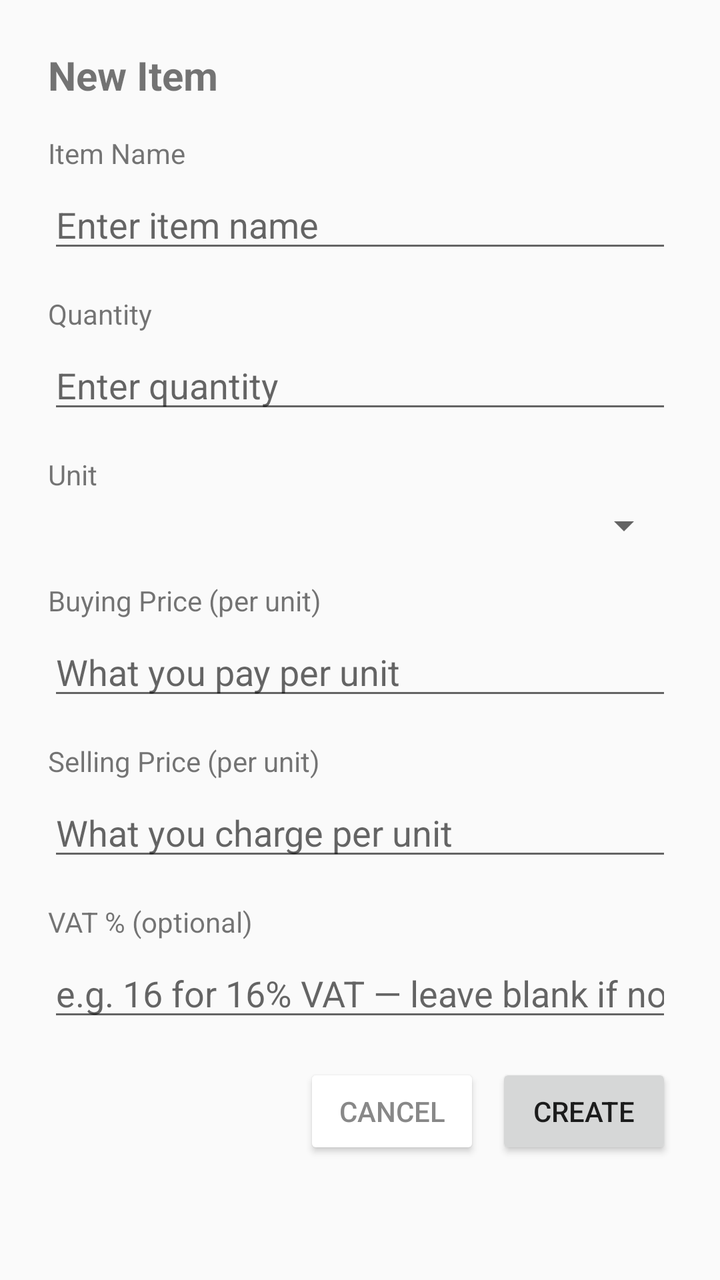
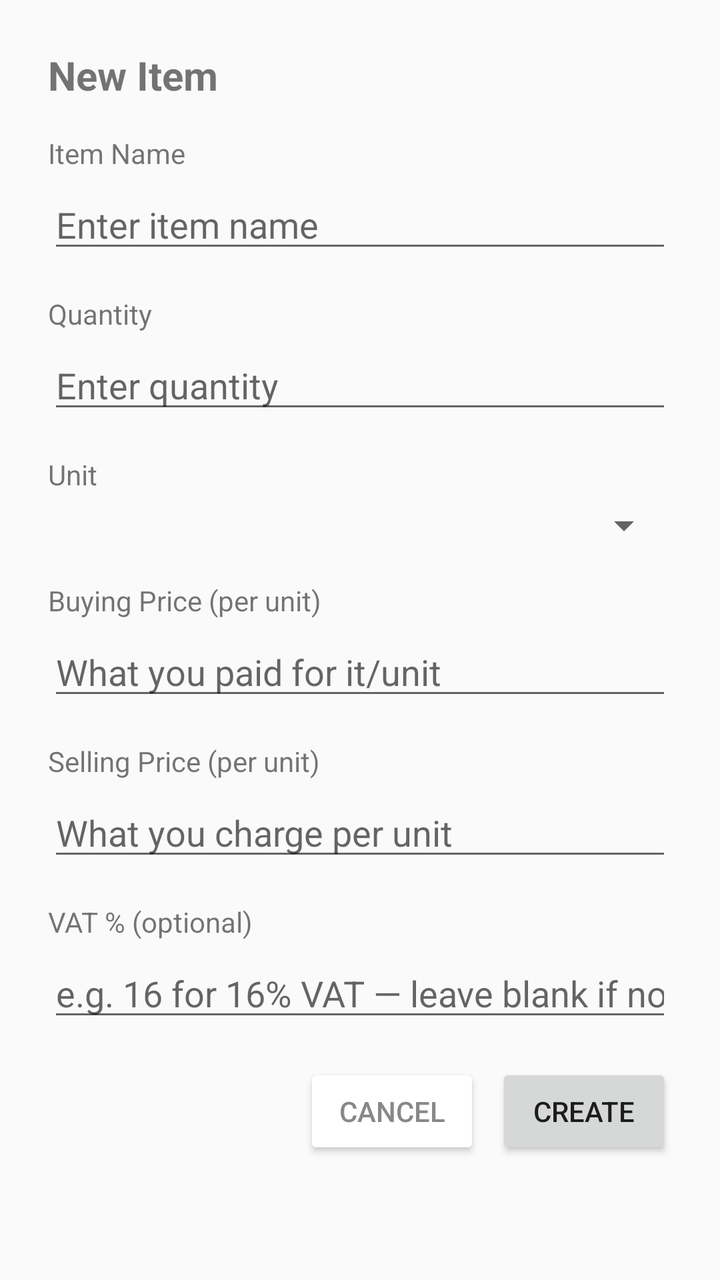

The first picture is an Android layout as it rendered before a commit; the second is the same layout after the commit. The layout source and the unified diff follow.
<!-- AndroidManifest.xml: application theme Theme.AppCompat.Light.NoActionBar -->
<!-- res/layout/dialog_new_inventory.xml -->
<?xml version="1.0" encoding="utf-8"?>
<ScrollView xmlns:android="http://schemas.android.com/apk/res/android"
    android:layout_width="match_parent"
    android:layout_height="wrap_content">

    <LinearLayout
        android:layout_width="match_parent"
        android:layout_height="wrap_content"
        android:orientation="vertical"
        android:padding="24dp">

        <TextView
            android:layout_width="wrap_content"
            android:layout_height="wrap_content"
            android:text="New Item"
            android:textSize="20sp"
            android:textStyle="bold"
            android:layout_marginBottom="16dp"/>

        
        <LinearLayout
            android:id="@+id/llInventoryDialogErrors"
            android:layout_width="match_parent"
            android:layout_height="wrap_content"
            android:orientation="vertical"
            android:visibility="gone"
            android:layout_marginBottom="12dp"/>

        
        <TextView
            android:layout_width="wrap_content"
            android:layout_height="wrap_content"
            android:text="Item Name"
            android:textSize="14sp"
            android:layout_marginBottom="4dp"/>

        <EditText
            android:id="@+id/etInventoryName"
            android:layout_width="match_parent"
            android:layout_height="wrap_content"
            android:hint="Enter item name"
            android:inputType="textCapWords"
            android:layout_marginBottom="16dp"/>

        
        <TextView
            android:layout_width="wrap_content"
            android:layout_height="wrap_content"
            android:text="Quantity"
            android:textSize="14sp"
            android:layout_marginBottom="4dp"/>

        <EditText
            android:id="@+id/etInventoryQuantity"
            android:layout_width="match_parent"
            android:layout_height="wrap_content"
            android:hint="Enter quantity"
            android:inputType="number"
            android:layout_marginBottom="16dp"/>

        
        <TextView
            android:layout_width="wrap_content"
            android:layout_height="wrap_content"
            android:text="Unit"
            android:textSize="14sp"
            android:layout_marginBottom="4dp"/>

        <Spinner
            android:id="@+id/spinnerUnit"
            android:layout_width="match_parent"
            android:layout_height="wrap_content"
            android:layout_marginBottom="16dp"/>

        
        <TextView
            android:layout_width="wrap_content"
            android:layout_height="wrap_content"
            android:text="Buying Price (per unit)"
            android:textSize="14sp"
            android:layout_marginBottom="4dp"/>

        <EditText
            android:id="@+id/etBuyingPrice"
            android:layout_width="match_parent"
            android:layout_height="wrap_content"
            android:hint="What you pay per unit"
            android:inputType="number"
            android:layout_marginBottom="16dp"/>

        
        <TextView
            android:layout_width="wrap_content"
            android:layout_height="wrap_content"
            android:text="Selling Price (per unit)"
            android:textSize="14sp"
            android:layout_marginBottom="4dp"/>

        <EditText
            android:id="@+id/etSellingPrice"
            android:layout_width="match_parent"
            android:layout_height="wrap_content"
            android:hint="What you charge per unit"
            android:inputType="number"
            android:layout_marginBottom="16dp"/>

        
        <TextView
            android:layout_width="wrap_content"
            android:layout_height="wrap_content"
            android:text="VAT % (optional)"
            android:textSize="14sp"
            android:layout_marginBottom="4dp"/>

        <EditText
            android:id="@+id/etVatPercentage"
            android:layout_width="match_parent"
            android:layout_height="wrap_content"
            android:hint="e.g. 16 for 16% VAT — leave blank if none"
            android:inputType="number"
            android:layout_marginBottom="16dp"/>

        
        <LinearLayout
            android:layout_width="match_parent"
            android:layout_height="wrap_content"
            android:orientation="horizontal"
            android:gravity="end">

            <Button
                android:id="@+id/btnInventoryDialogCancel"
                android:layout_width="wrap_content"
                android:layout_height="wrap_content"
                android:text="Cancel"
                android:backgroundTint="#FFFFFF"
                android:textColor="#888888"
                android:layout_marginEnd="8dp"/>

            <Button
                android:id="@+id/btnInventoryDialogSubmit"
                android:layout_width="wrap_content"
                android:layout_height="wrap_content"
                android:text="Create"/>

        </LinearLayout>

    </LinearLayout>

</ScrollView>
<!-- resources referenced by this layout -->
<resources>
  <style name="Theme.AppCompat.Light.NoActionBar" parent="Theme.AppCompat.Light">
          <item name="windowActionBar">false</item>
          <item name="windowNoTitle">true</item>
      </style>
</resources>

<!-- the commit's change to res/layout/dialog_new_inventory.xml (unified diff, before → after) -->
@@ -84,7 +84,7 @@
             android:id="@+id/etBuyingPrice"
             android:layout_width="match_parent"
             android:layout_height="wrap_content"
-            android:hint="What you pay per unit"
+            android:hint="What you paid for it/unit"
             android:inputType="number"
             android:layout_marginBottom="16dp"/>
 
